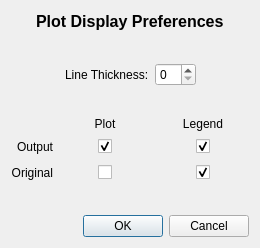
This is code/guitools/Feather/Preferences.ui in radio-astro/casa as Qt 5 draws it before an edit. The edited form follows.
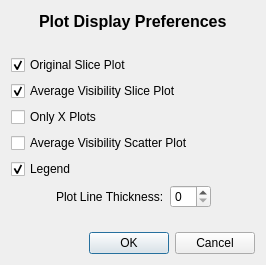
This is the edited form.

```diff
--- a/code/guitools/Feather/Preferences.ui
+++ b/code/guitools/Feather/Preferences.ui
@@ -6,8 +6,8 @@
    <rect>
     <x>0</x>
     <y>0</y>
-    <width>260</width>
-    <height>248</height>
+    <width>266</width>
+    <height>265</height>
    </rect>
   </property>
   <property name="windowTitle">
@@ -71,6 +71,162 @@
      </property>
     </spacer>
    </item>
+   <item>
+    <layout class="QHBoxLayout" name="horizontalLayout_5">
+     <item>
+      <widget class="QCheckBox" name="originalCheckBox">
+       <property name="sizePolicy">
+        <sizepolicy hsizetype="Fixed" vsizetype="Fixed">
+         <horstretch>0</horstretch>
+         <verstretch>0</verstretch>
+        </sizepolicy>
+       </property>
+       <property name="toolTip">
+        <string>A plot of the original feather data will be shown if this box is checked.</string>
+       </property>
+       <property name="text">
+        <string>Original Slice Plot</string>
+       </property>
+       <property name="checked">
+        <bool>true</bool>
+       </property>
+      </widget>
+     </item>
+     <item>
+      <spacer name="horizontalSpacer_9">
+       <property name="orientation">
+        <enum>Qt::Horizontal</enum>
+       </property>
+       <property name="sizeHint" stdset="0">
+        <size>
+         <width>13</width>
+         <height>20</height>
+        </size>
+       </property>
+      </spacer>
+     </item>
+    </layout>
+   </item>
+   <item>
+    <layout class="QHBoxLayout" name="horizontalLayout_7">
+     <item>
+      <widget class="QCheckBox" name="outputCheckBox">
+       <property name="toolTip">
+        <string>A plot of the feather output functions will be shown if this box is checked.</string>
+       </property>
+       <property name="text">
+        <string>Average Visibility Slice Plot</string>
+       </property>
+       <property name="checked">
+        <bool>true</bool>
+       </property>
+      </widget>
+     </item>
+     <item>
+      <spacer name="horizontalSpacer_13">
+       <property name="orientation">
+        <enum>Qt::Horizontal</enum>
+       </property>
+       <property name="sizeHint" stdset="0">
+        <size>
+         <width>13</width>
+         <height>20</height>
+        </size>
+       </property>
+      </spacer>
+     </item>
+    </layout>
+   </item>
+   <item>
+    <layout class="QHBoxLayout" name="horizontalLayout_8">
+     <item>
+      <widget class="QCheckBox" name="onlyXPlotCheckBox">
+       <property name="toolTip">
+        <string>Checking this box will remove the Y plots from the display.</string>
+       </property>
+       <property name="text">
+        <string>Only X Plots</string>
+       </property>
+      </widget>
+     </item>
+     <item>
+      <spacer name="horizontalSpacer_16">
+       <property name="orientation">
+        <enum>Qt::Horizontal</enum>
+       </property>
+       <property name="sizeHint" stdset="0">
+        <size>
+         <width>13</width>
+         <height>20</height>
+        </size>
+       </property>
+      </spacer>
+     </item>
+    </layout>
+   </item>
+   <item>
+    <layout class="QHBoxLayout" name="horizontalLayout_4">
+     <item>
+      <widget class="QCheckBox" name="outputScatterCheckBox">
+       <property name="toolTip">
+        <string>Display a separate scatter plot of the average visibility amplitudes.</string>
+       </property>
+       <property name="text">
+        <string>Average Visibility Scatter Plot</string>
+       </property>
+      </widget>
+     </item>
+     <item>
+      <spacer name="horizontalSpacer_14">
+       <property name="orientation">
+        <enum>Qt::Horizontal</enum>
+       </property>
+       <property name="sizeHint" stdset="0">
+        <size>
+         <width>13</width>
+         <height>20</height>
+        </size>
+       </property>
+      </spacer>
+     </item>
+    </layout>
+   </item>
+   <item>
+    <layout class="QHBoxLayout" name="horizontalLayout_6">
+     <item>
+      <widget class="QCheckBox" name="legendCheckBox">
+       <property name="sizePolicy">
+        <sizepolicy hsizetype="Fixed" vsizetype="Fixed">
+         <horstretch>0</horstretch>
+         <verstretch>0</verstretch>
+        </sizepolicy>
+       </property>
+       <property name="toolTip">
+        <string>The oridinal data plot will include a legend if this box is checked.</string>
+       </property>
+       <property name="text">
+        <string>Legend</string>
+       </property>
+       <property name="checked">
+        <bool>true</bool>
+       </property>
+      </widget>
+     </item>
+     <item>
+      <spacer name="horizontalSpacer_15">
+       <property name="orientation">
+        <enum>Qt::Horizontal</enum>
+       </property>
+       <property name="sizeHint" stdset="0">
+        <size>
+         <width>13</width>
+         <height>20</height>
+        </size>
+       </property>
+      </spacer>
+     </item>
+    </layout>
+   </item>
    <item>
     <layout class="QHBoxLayout" name="horizontalLayout_3">
      <item>
@@ -80,7 +236,7 @@
        </property>
        <property name="sizeHint" stdset="0">
         <size>
-         <width>40</width>
+         <width>13</width>
          <height>20</height>
         </size>
        </property>
@@ -89,7 +245,7 @@
      <item>
       <widget class="QLabel" name="label_2">
        <property name="text">
-        <string>Line Thickness:</string>
+        <string>Plot Line Thickness:</string>
        </property>
       </widget>
      </item>
@@ -107,7 +263,7 @@
        </property>
        <property name="sizeHint" stdset="0">
         <size>
-         <width>40</width>
+         <width>17</width>
          <height>20</height>
         </size>
        </property>
@@ -115,296 +271,6 @@
      </item>
     </layout>
    </item>
-   <item>
-    <spacer name="verticalSpacer_2">
-     <property name="orientation">
-      <enum>Qt::Vertical</enum>
-     </property>
-     <property name="sizeHint" stdset="0">
-      <size>
-       <width>20</width>
-       <height>40</height>
-      </size>
-     </property>
-    </spacer>
-   </item>
-   <item>
-    <layout class="QGridLayout" name="gridLayout">
-     <item row="0" column="1">
-      <widget class="QLabel" name="label_4">
-       <property name="sizePolicy">
-        <sizepolicy hsizetype="Minimum" vsizetype="Preferred">
-         <horstretch>0</horstretch>
-         <verstretch>0</verstretch>
-        </sizepolicy>
-       </property>
-       <property name="minimumSize">
-        <size>
-         <width>60</width>
-         <height>0</height>
-        </size>
-       </property>
-       <property name="font">
-        <font>
-         <pointsize>9</pointsize>
-         <weight>50</weight>
-         <bold>false</bold>
-        </font>
-       </property>
-       <property name="text">
-        <string>Plot</string>
-       </property>
-       <property name="alignment">
-        <set>Qt::AlignCenter</set>
-       </property>
-      </widget>
-     </item>
-     <item row="0" column="2">
-      <widget class="QLabel" name="label_5">
-       <property name="sizePolicy">
-        <sizepolicy hsizetype="Minimum" vsizetype="Preferred">
-         <horstretch>0</horstretch>
-         <verstretch>0</verstretch>
-        </sizepolicy>
-       </property>
-       <property name="minimumSize">
-        <size>
-         <width>60</width>
-         <height>0</height>
-        </size>
-       </property>
-       <property name="font">
-        <font>
-         <pointsize>9</pointsize>
-         <weight>50</weight>
-         <bold>false</bold>
-        </font>
-       </property>
-       <property name="text">
-        <string>Legend</string>
-       </property>
-       <property name="alignment">
-        <set>Qt::AlignCenter</set>
-       </property>
-      </widget>
-     </item>
-     <item row="1" column="0">
-      <widget class="QLabel" name="label_3">
-       <property name="font">
-        <font>
-         <pointsize>9</pointsize>
-         <weight>50</weight>
-         <bold>false</bold>
-        </font>
-       </property>
-       <property name="text">
-        <string>Output</string>
-       </property>
-       <property name="alignment">
-        <set>Qt::AlignRight|Qt::AlignTrailing|Qt::AlignVCenter</set>
-       </property>
-      </widget>
-     </item>
-     <item row="1" column="1">
-      <layout class="QHBoxLayout" name="horizontalLayout_7">
-       <item>
-        <spacer name="horizontalSpacer_12">
-         <property name="orientation">
-          <enum>Qt::Horizontal</enum>
-         </property>
-         <property name="sizeHint" stdset="0">
-          <size>
-           <width>13</width>
-           <height>20</height>
-          </size>
-         </property>
-        </spacer>
-       </item>
-       <item>
-        <widget class="QCheckBox" name="outputCheckBox">
-         <property name="toolTip">
-          <string>A plot of the feather output functions will be shown if this box is checked.</string>
-         </property>
-         <property name="text">
-          <string/>
-         </property>
-         <property name="checked">
-          <bool>true</bool>
-         </property>
-        </widget>
-       </item>
-       <item>
-        <spacer name="horizontalSpacer_13">
-         <property name="orientation">
-          <enum>Qt::Horizontal</enum>
-         </property>
-         <property name="sizeHint" stdset="0">
-          <size>
-           <width>13</width>
-           <height>20</height>
-          </size>
-         </property>
-        </spacer>
-       </item>
-      </layout>
-     </item>
-     <item row="1" column="2">
-      <layout class="QHBoxLayout" name="horizontalLayout_6">
-       <item>
-        <spacer name="horizontalSpacer_10">
-         <property name="orientation">
-          <enum>Qt::Horizontal</enum>
-         </property>
-         <property name="sizeHint" stdset="0">
-          <size>
-           <width>17</width>
-           <height>20</height>
-          </size>
-         </property>
-        </spacer>
-       </item>
-       <item>
-        <widget class="QCheckBox" name="outputLegendCheckBox">
-         <property name="toolTip">
-          <string>The output feather plot will include a legend if this box is checked.</string>
-         </property>
-         <property name="text">
-          <string/>
-         </property>
-         <property name="checked">
-          <bool>true</bool>
-         </property>
-        </widget>
-       </item>
-       <item>
-        <spacer name="horizontalSpacer_11">
-         <property name="orientation">
-          <enum>Qt::Horizontal</enum>
-         </property>
-         <property name="sizeHint" stdset="0">
-          <size>
-           <width>13</width>
-           <height>20</height>
-          </size>
-         </property>
-        </spacer>
-       </item>
-      </layout>
-     </item>
-     <item row="2" column="0">
-      <widget class="QLabel" name="label">
-       <property name="font">
-        <font>
-         <pointsize>9</pointsize>
-         <weight>50</weight>
-         <bold>false</bold>
-        </font>
-       </property>
-       <property name="text">
-        <string>Original</string>
-       </property>
-       <property name="alignment">
-        <set>Qt::AlignRight|Qt::AlignTrailing|Qt::AlignVCenter</set>
-       </property>
-      </widget>
-     </item>
-     <item row="2" column="1">
-      <layout class="QHBoxLayout" name="horizontalLayout_5">
-       <item>
-        <spacer name="horizontalSpacer_8">
-         <property name="orientation">
-          <enum>Qt::Horizontal</enum>
-         </property>
-         <property name="sizeHint" stdset="0">
-          <size>
-           <width>13</width>
-           <height>20</height>
-          </size>
-         </property>
-        </spacer>
-       </item>
-       <item>
-        <widget class="QCheckBox" name="originalCheckBox">
-         <property name="sizePolicy">
-          <sizepolicy hsizetype="Fixed" vsizetype="Fixed">
-           <horstretch>0</horstretch>
-           <verstretch>0</verstretch>
-          </sizepolicy>
-         </property>
-         <property name="toolTip">
-          <string>A plot of the original feather data will be shown if this box is checked.</string>
-         </property>
-         <property name="text">
-          <string/>
-         </property>
-        </widget>
-       </item>
-       <item>
-        <spacer name="horizontalSpacer_9">
-         <property name="orientation">
-          <enum>Qt::Horizontal</enum>
-         </property>
-         <property name="sizeHint" stdset="0">
-          <size>
-           <width>13</width>
-           <height>20</height>
-          </size>
-         </property>
-        </spacer>
-       </item>
-      </layout>
-     </item>
-     <item row="2" column="2">
-      <layout class="QHBoxLayout" name="horizontalLayout_4">
-       <item>
-        <spacer name="horizontalSpacer_6">
-         <property name="orientation">
-          <enum>Qt::Horizontal</enum>
-         </property>
-         <property name="sizeHint" stdset="0">
-          <size>
-           <width>17</width>
-           <height>20</height>
-          </size>
-         </property>
-        </spacer>
-       </item>
-       <item>
-        <widget class="QCheckBox" name="originalLegendCheckBox">
-         <property name="sizePolicy">
-          <sizepolicy hsizetype="Fixed" vsizetype="Fixed">
-           <horstretch>0</horstretch>
-           <verstretch>0</verstretch>
-          </sizepolicy>
-         </property>
-         <property name="toolTip">
-          <string>The oridinal data plot will include a legend if this box is checked.</string>
-         </property>
-         <property name="text">
-          <string/>
-         </property>
-         <property name="checked">
-          <bool>true</bool>
-         </property>
-        </widget>
-       </item>
-       <item>
-        <spacer name="horizontalSpacer_7">
-         <property name="orientation">
-          <enum>Qt::Horizontal</enum>
-         </property>
-         <property name="sizeHint" stdset="0">
-          <size>
-           <width>13</width>
-           <height>20</height>
-          </size>
-         </property>
-        </spacer>
-       </item>
-      </layout>
-     </item>
-    </layout>
-   </item>
    <item>
     <spacer name="verticalSpacer_3">
      <property name="orientation">
```
Left out of the diff: 2 changed lines with no effect on the pictures.
